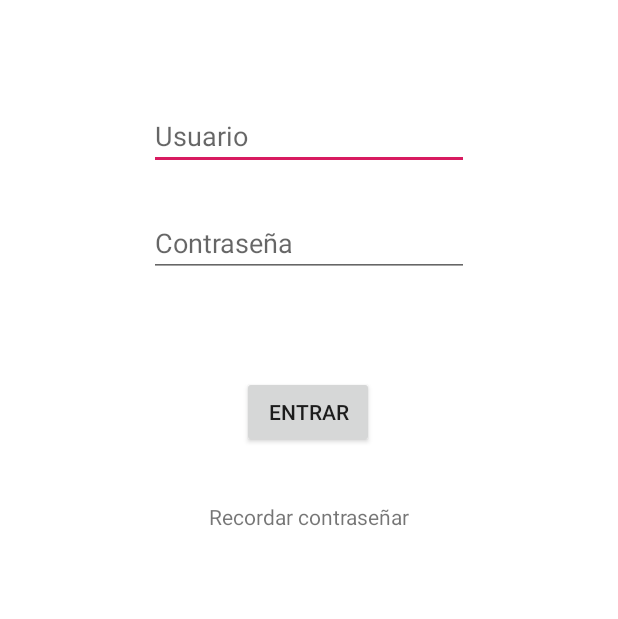
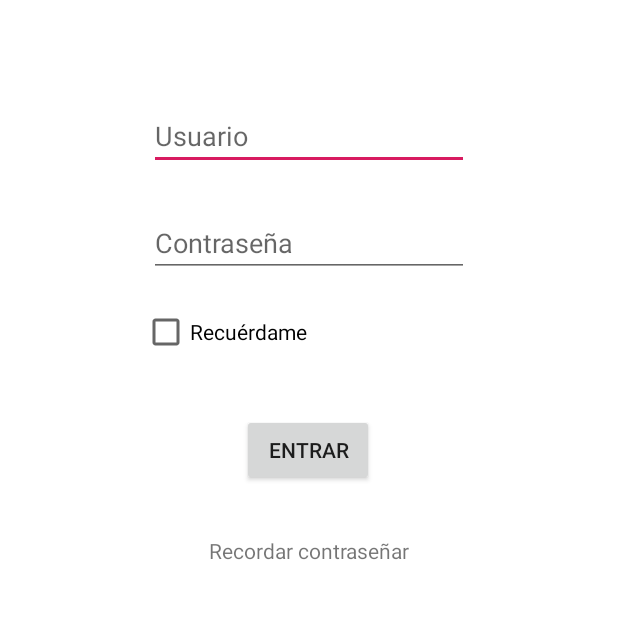
Before and after one commit to iconsm/iconsm_app, an Android app: the screen it shows after launch (MainActivity), after a tap on "ENTRAR", on a phone screen of 412 x 824 dp, the part 284-903 px from its top. Run offline under Robolectric (Android 15) with nearby library versions, the phone set to English and light mode, and no system bars; our stand-ins replace Firebase (no records; nobody signed in at launch, a user with empty details on screens opened directly).

Commit message:
Remember me functionality added Some bugs solved (at poll functionality)

```diff
--- a/app/src/main/java/com/example/alaiapp/Home.java
+++ b/app/src/main/java/com/example/alaiapp/Home.java
@@ -32,8 +32,8 @@ public class Home extends AppCompatActivity
         fab.setOnClickListener(new View.OnClickListener() {
             @Override
             public void onClick(View view) {
-                Snackbar.make(view, "Replace with your own action", Snackbar.LENGTH_LONG)
-                        .setAction("Action", null).show();
+                Intent mail = new Intent(Home.this,Send_email.class);
+                startActivity(mail);
             }
         });
 
--- a/app/src/main/java/com/example/alaiapp/MainActivity.java
+++ b/app/src/main/java/com/example/alaiapp/MainActivity.java
@@ -1,11 +1,13 @@
 package com.example.alaiapp;
 
 import android.content.Intent;
+import android.content.SharedPreferences;
 import android.support.annotation.NonNull;
 import android.support.v7.app.AppCompatActivity;
 import android.os.Bundle;
 import android.view.View;
 import android.widget.Button;
+import android.widget.CheckBox;
 import android.widget.EditText;
 import android.widget.Toast;
 
@@ -22,6 +24,10 @@ public class MainActivity extends AppCompatActivity {
     private Button button;
     private FirebaseAuth firebaseAuth;
 
+    private CheckBox mCheckBoxRememberMe;
+    private SharedPreferences mPrefs;
+    private static final String PREFS_NAME = "PrefsFile";
+
     @Override
     protected void onCreate(Bundle savedInstanceState) {
         super.onCreate(savedInstanceState);
@@ -30,6 +36,12 @@ public class MainActivity extends AppCompatActivity {
         name = (EditText)findViewById(R.id.etName);
         password = (EditText)findViewById(R.id.etPassword);
         button = (Button) findViewById(R.id.btnSignIn);
+
+        mCheckBoxRememberMe = (CheckBox) findViewById(R.id.checkBoxRememberMe);
+        mPrefs = getSharedPreferences(PREFS_NAME, MODE_PRIVATE);
+
+        getPreferencesData();
+
 
         firebaseAuth = FirebaseAuth.getInstance();
        /* FirebaseUser user = firebaseAuth.getCurrentUser();
@@ -44,6 +56,7 @@ public class MainActivity extends AppCompatActivity {
         button.setOnClickListener(new View.OnClickListener() {
             @Override
             public void onClick(View v) {
+                saveRememberMeData();
                 validate(name.getText().toString(),password.getText().toString());
             }
         });
@@ -74,4 +87,33 @@ public class MainActivity extends AppCompatActivity {
             Toast.makeText(this,"Erabiltzaile edo pasahitz okerra!",Toast.LENGTH_SHORT).show();
         }*/
     }
+
+    private void getPreferencesData(){
+        SharedPreferences sp = getSharedPreferences(PREFS_NAME, MODE_PRIVATE);
+        if(sp.contains("pref_name")){
+            String u = sp.getString("pref_name","not found");
+            name.setText(u.toString());
+        }
+        if(sp.contains("pref_password")){
+            String p = sp.getString("pref_password","not found");
+            password.setText(p.toString());
+        }
+        if(sp.contains("pref_check")){
+            Boolean ch = sp.getBoolean("pref_check",false);
+            mCheckBoxRememberMe.setChecked(ch);
+        }
+    }
+
+    private void saveRememberMeData(){
+        if (mCheckBoxRememberMe.isChecked()){
+            Boolean boolIsChecked = mCheckBoxRememberMe.isChecked();
+            SharedPreferences.Editor editor = mPrefs.edit();
+            editor.putString("pref_name", name.getText().toString());
+            editor.putString("pref_password", password.getText().toString());
+            editor.putBoolean("pref_check", boolIsChecked);
+            editor.apply();
+        } else {
+            mPrefs.edit().clear().apply();
+        }
+    }
 }
--- a/app/src/main/res/layout/activity_main.xml
+++ b/app/src/main/res/layout/activity_main.xml
@@ -24,7 +24,8 @@
         app:layout_constraintEnd_toEndOf="parent"
         app:layout_constraintStart_toStartOf="parent"
         app:layout_constraintTop_toTopOf="parent"
-        app:layout_constraintVertical_bias="0.274" />
+        app:layout_constraintVertical_bias="0.274"
+        android:autofillHints="" />
 
     <EditText
         android:id="@+id/etPassword"
@@ -43,7 +44,8 @@
         app:layout_constraintEnd_toEndOf="parent"
         app:layout_constraintStart_toStartOf="parent"
         app:layout_constraintTop_toBottomOf="@+id/etName"
-        app:layout_constraintVertical_bias="0.039" />
+        app:layout_constraintVertical_bias="0.039"
+        android:autofillHints="" />
 
     <Button
         android:id="@+id/btnSignIn"
@@ -61,7 +63,7 @@
         app:layout_constraintHorizontal_bias="0.498"
         app:layout_constraintStart_toStartOf="parent"
         app:layout_constraintTop_toBottomOf="@+id/etPassword"
-        app:layout_constraintVertical_bias="0.15" />
+        app:layout_constraintVertical_bias="0.216" />
 
     <TextView
         android:id="@+id/tvRememberPassword"
@@ -115,4 +117,22 @@
         app:layout_constraintStart_toStartOf="parent"
         app:layout_constraintTop_toTopOf="parent"
         app:layout_constraintVertical_bias="0.109" />
+
+    <CheckBox
+        android:id="@+id/checkBoxRememberMe"
+        android:layout_width="wrap_content"
+        android:layout_height="wrap_content"
+        android:layout_marginStart="8dp"
+        android:layout_marginLeft="8dp"
+        android:layout_marginTop="8dp"
+        android:layout_marginEnd="8dp"
+        android:layout_marginRight="8dp"
+        android:layout_marginBottom="8dp"
+        android:text="Recuérdame"
+        app:layout_constraintBottom_toTopOf="@+id/btnSignIn"
+        app:layout_constraintEnd_toEndOf="parent"
+        app:layout_constraintHorizontal_bias="0.304"
+        app:layout_constraintStart_toStartOf="parent"
+        app:layout_constraintTop_toBottomOf="@+id/etPassword"
+        app:layout_constraintVertical_bias="0.289" />
 </android.support.constraint.ConstraintLayout>
--- a/app/src/main/res/layout/app_bar_poll.xml
+++ b/app/src/main/res/layout/app_bar_poll.xml
@@ -73,8 +73,9 @@
         android:id="@+id/button_send_poll"
         android:layout_width="wrap_content"
         android:layout_height="wrap_content"
-        android:layout_marginLeft="90dp"
-        android:layout_marginTop="550dp"
+        android:layout_gravity="bottom|center_horizontal"
+        android:layout_marginBottom="20dp"
+        android:gravity="center"
         android:text="Enviar encuesta por correo" />
 
 
```
Also changed, not shown: app/src/main/java/com/example/alaiapp/Poll.java (+0 -9 lines), app/src/main/java/com/example/alaiapp/Send_email.java (+0 -9 lines), app/src/main/res/layout/app_bar_send_email.xml (+0 -8 lines).
